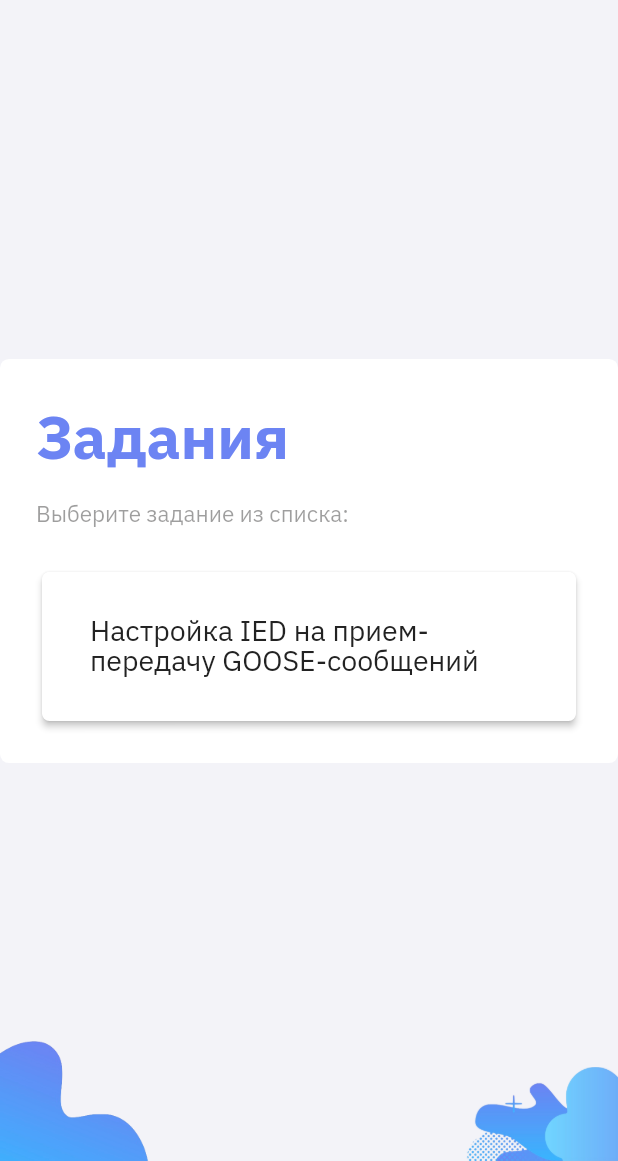
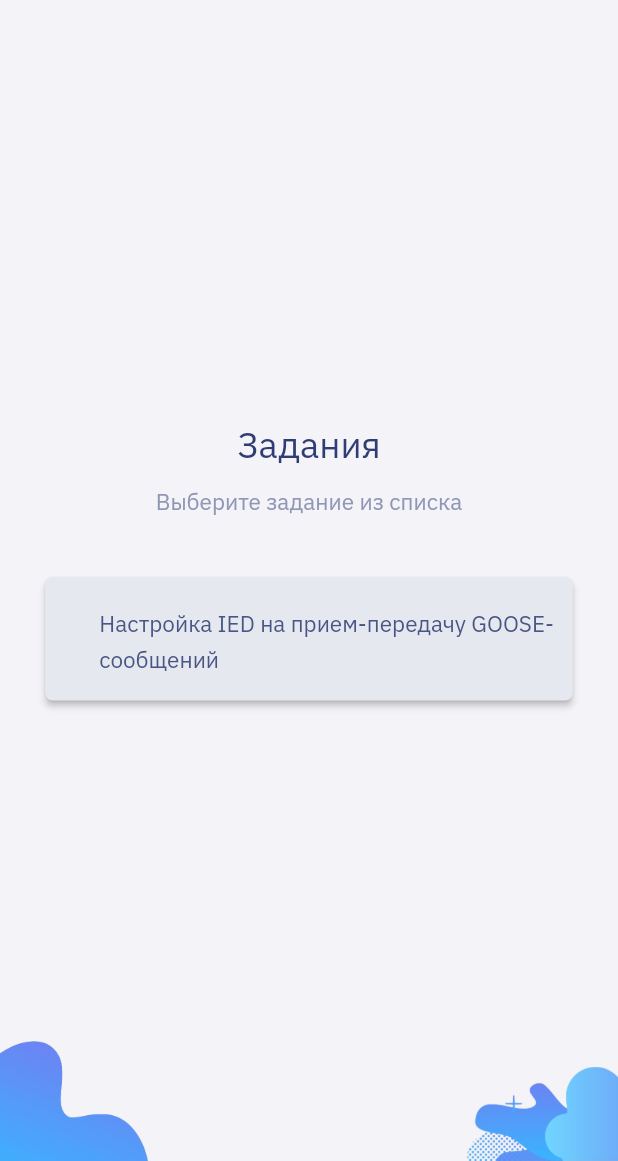
Before and after one commit to MysticalNobody/cp_2020_rosset, a Flutter app: the ChallengesView screen opened by its route, on a phone screen of 412 x 824 dp, the part 75-1236 px from its top. Run offline on Flutter 3.47's test engine with Material 2 defaults, Android fonts, the phone set to English and light mode, and no system bars; our stand-ins replace dio, eva_icons_flutter, form_validator, get, get_storage, jiffy and 3 more; missing offline and left inert: feature_discovery, supercharged_dart; accounts and stored records are empty; generated files the repository leaves out were written again.

Commit message:
remake challenges

```diff
--- a/lib/app/modules/challenges/views/challenges_view.dart
+++ b/lib/app/modules/challenges/views/challenges_view.dart
@@ -89,35 +89,51 @@ class ChallengesView extends GetView<ChallengesController> {
                 children: [
                   SizedBox(height: 24),
                   Spacer(),
-                  Container(
-                    decoration: BoxDecoration(
-                      color: AppColors.white,
-                      borderRadius: BorderRadius.circular(6),
+                  Text(
+                    'Задания',
+                    textAlign: TextAlign.center,
+                    style: TextStyle(
+                      fontSize: Get.width > 600 ? 36 : 24,
+                      color: Color(0xFF303C74),
                     ),
-                    padding: EdgeInsets.all(24),
-                    constraints: BoxConstraints(maxWidth: 600),
-                    child: Column(
-                      crossAxisAlignment: CrossAxisAlignment.start,
-                      children: [
-                        Text('Задания', style: AppTextStyles.headLine3.copyWith(color: AppColors.secondary)),
-                        SizedBox(height: 12),
-                        Text('Выберите задание из списка:',
-                            style: AppTextStyles.secondary.copyWith(color: AppColors.grey.withOpacity(.5))),
-                        SizedBox(height: 24),
-                        Card(
-                          elevation: 2,
-                          child: TextButton(
-                            onPressed: () => Get.toNamed(Routes.HOME),
-                            child: Padding(
-                              padding: EdgeInsets.all(24),
+                  ),
+                  SizedBox(height: 8),
+                  Text(
+                    'Выберите задание из списка',
+                    textAlign: TextAlign.center,
+                    style: AppTextStyles.secondary.copyWith(color: Color(0xFF9096B5)),
+                  ),
+                  SizedBox(height: 40),
+                  Padding(
+                    padding: EdgeInsets.only(bottom: 6),
+                    child: RaisedButton(
+                      padding: EdgeInsets.all(11),
+                      color: Color(0xFFE5E8EF),
+                      onPressed: () => Get.toNamed(Routes.HOME),
+                      child: Container(
+                        constraints: BoxConstraints(
+                          maxWidth: Get.width * .8,
+                          minWidth: Get.width * .3,
+                        ),
+                        decoration: BoxDecoration(
+                          borderRadius: BorderRadius.circular(8),
+                        ),
+                        width: 435,
+                        height: 60,
+                        child: Row(
+                          children: [
+                            SizedBox(width: 25),
+                            Flexible(
                               child: Text(
                                 'Настройка IED на прием-передачу GOOSE-сообщений',
-                                style: AppTextStyles.mediumLabel,
+                                style: AppTextStyles.secondary.copyWith(
+                                  color: Color(0xFF495585),
+                                ),
                               ),
                             ),
-                          ),
-                        )
-                      ],
+                          ],
+                        ),
+                      ),
                     ),
                   ),
                   Spacer(),
```
